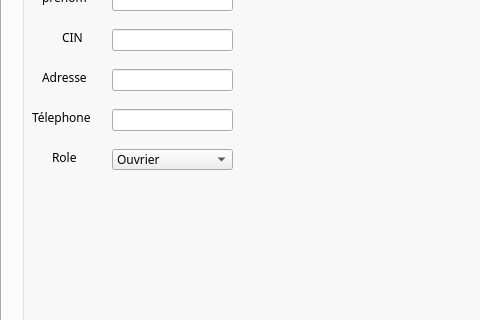
Above: mainwindow.ui from MedAzizBouzid/Smart_Beauty_Center_2A24 before the change; both pictures show x 0 to 480 and y 170 to 490 of the 1051 by 671 pixel window. Below: the same form after it.
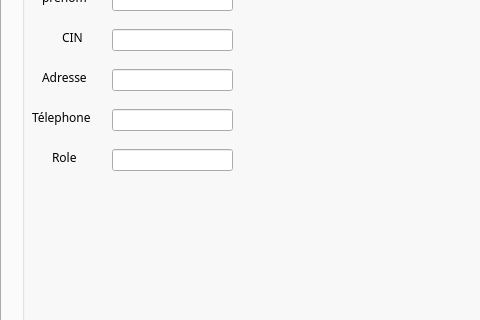
That is the form after the change.

```diff
--- a/mainwindow.ui
+++ b/mainwindow.ui
@@ -119,34 +119,6 @@
         <string>Confirmer</string>
        </property>
       </widget>
-      <widget class="QComboBox" name="comboBox">
-       <property name="geometry">
-        <rect>
-         <x>90</x>
-         <y>250</y>
-         <width>121</width>
-         <height>21</height>
-        </rect>
-       </property>
-       <property name="cursor">
-        <cursorShape>PointingHandCursor</cursorShape>
-       </property>
-       <item>
-        <property name="text">
-         <string>Ouvrier</string>
-        </property>
-       </item>
-       <item>
-        <property name="text">
-         <string>Propriétaire</string>
-        </property>
-       </item>
-       <item>
-        <property name="text">
-         <string>Trésorier</string>
-        </property>
-       </item>
-      </widget>
       <widget class="QLabel" name="label_3">
        <property name="geometry">
         <rect>
@@ -252,6 +224,16 @@
         <string>Role</string>
        </property>
       </widget>
+      <widget class="QLineEdit" name="le_role">
+       <property name="geometry">
+        <rect>
+         <x>90</x>
+         <y>250</y>
+         <width>121</width>
+         <height>22</height>
+        </rect>
+       </property>
+      </widget>
      </widget>
     </widget>
     <widget class="QWidget" name="tab_2">
```
Left out of the diff: 10 changed lines with no effect on the pictures.
